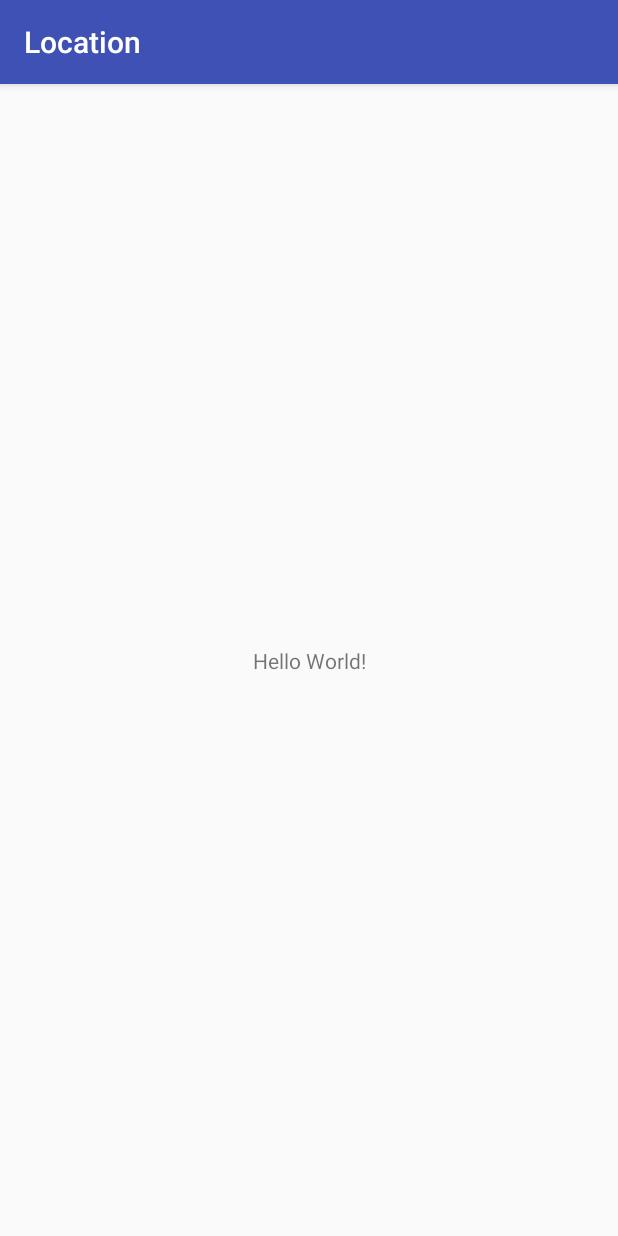
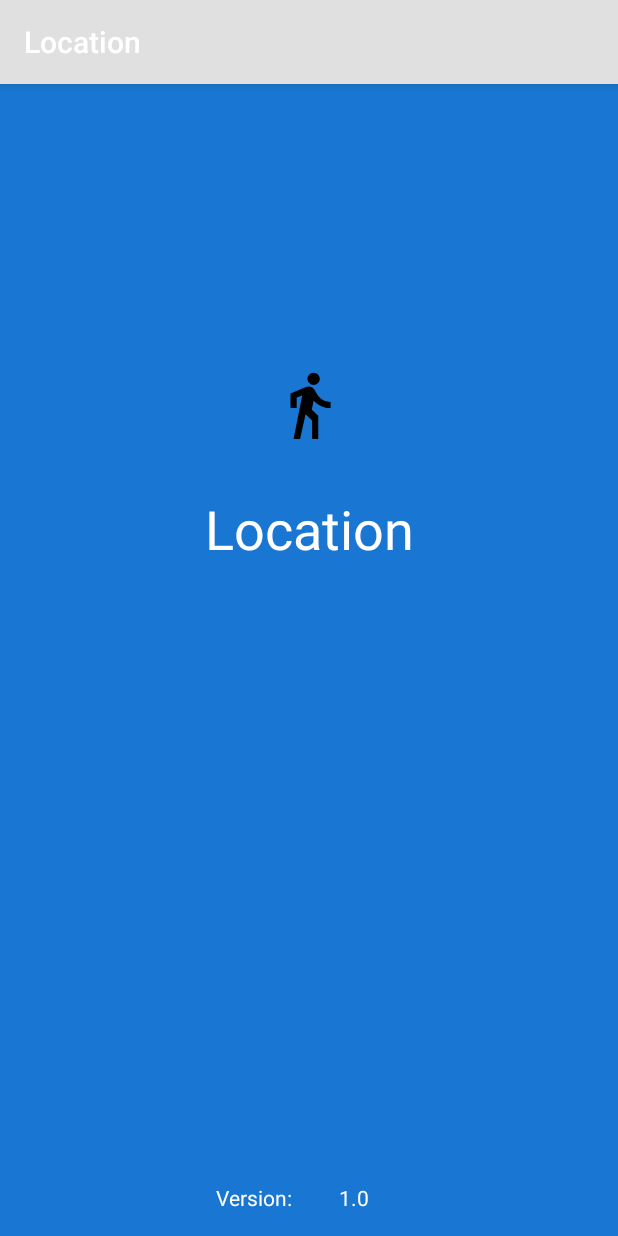
Before and after one commit to PabiMoloi/Location, an Android app: the screen it shows after launch (SplashScreenActivity), on a phone screen of 412 x 824 dp. Run offline under Robolectric (Android 15) with nearby library versions, the phone set to English and light mode, and no system bars.

Commit message:
Splash screen addition

```diff
--- a/app/build.gradle
+++ b/app/build.gradle
@@ -9,6 +9,7 @@ android {
         versionCode 1
         versionName "1.0"
         testInstrumentationRunner "android.support.test.runner.AndroidJUnitRunner"
+        vectorDrawables.useSupportLibrary = true
     }
     buildTypes {
         release {
@@ -25,4 +26,14 @@ dependencies {
     testImplementation 'junit:junit:4.12'
     androidTestImplementation 'com.android.support.test:runner:1.0.1'
     androidTestImplementation 'com.android.support.test.espresso:espresso-core:3.0.1'
+    implementation 'com.android.support:design:26.1.0'
+
+    // Room components
+    implementation "android.arch.persistence.room:runtime:$rootProject.roomVersion"
+    annotationProcessor "android.arch.persistence.room:compiler:$rootProject.roomVersion"
+    androidTestImplementation "android.arch.persistence.room:testing:$rootProject.roomVersion"
+
+// Lifecycle components
+    implementation "android.arch.lifecycle:extensions:$rootProject.archLifecycleVersion"
+    annotationProcessor "android.arch.lifecycle:compiler:$rootProject.archLifecycleVersion"
 }
--- a/app/src/main/java/com/example/pmoloi/location/SplashScreenActivity.java
+++ b/app/src/main/java/com/example/pmoloi/location/SplashScreenActivity.java
@@ -2,12 +2,17 @@ package com.example.pmoloi.location;
 
 import android.support.v7.app.AppCompatActivity;
 import android.os.Bundle;
+import android.widget.TextView;
 
 public class SplashScreenActivity extends AppCompatActivity {
+
+    private TextView appVersionCode;
 
     @Override
     protected void onCreate(Bundle savedInstanceState) {
         super.onCreate(savedInstanceState);
         setContentView(R.layout.activity_splash_screen);
+        appVersionCode = findViewById(R.id.textViewSplashScreenVersionCodeLabel);
+        appVersionCode.setText(BuildConfig.VERSION_NAME);
     }
 }
--- /dev/null
+++ b/app/src/main/java/com/example/pmoloi/location/model/LocationModel.java
@@ -0,0 +1,8 @@
+package com.example.pmoloi.location.model;
+
+/**
+ * Created by PMoloi on 2018/02/02.
+ */
+
+public class LocationModel {
+}
--- /dev/null
+++ b/app/src/main/res/drawable/ic_directions_walk_black_24dp.xml
@@ -0,0 +1,9 @@
+<vector xmlns:android="http://schemas.android.com/apk/res/android"
+        android:width="24dp"
+        android:height="24dp"
+        android:viewportWidth="24.0"
+        android:viewportHeight="24.0">
+    <path
+        android:fillColor="#FF000000"
+        android:pathData="M13.5,5.5c1.1,0 2,-0.9 2,-2s-0.9,-2 -2,-2 -2,0.9 -2,2 0.9,2 2,2zM9.8,8.9L7,23h2.1l1.8,-8 2.1,2v6h2v-7.5l-2.1,-2 0.6,-3C14.8,12 16.8,13 19,13v-2c-1.9,0 -3.5,-1 -4.3,-2.4l-1,-1.6c-0.4,-0.6 -1,-1 -1.7,-1 -0.3,0 -0.5,0.1 -0.8,0.1L6,8.3V13h2V9.6l1.8,-0.7"/>
+</vector>
--- a/app/src/main/res/layout/activity_splash_screen.xml
+++ b/app/src/main/res/layout/activity_splash_screen.xml
@@ -4,15 +4,60 @@
     xmlns:tools="http://schemas.android.com/tools"
     android:layout_width="match_parent"
     android:layout_height="match_parent"
+    android:background="@color/secondaryColor"
     tools:context="com.example.pmoloi.location.SplashScreenActivity">
 
     <TextView
+        android:id="@+id/textViewSplashScreenAppName"
         android:layout_width="wrap_content"
         android:layout_height="wrap_content"
-        android:text="Hello World!"
+        android:layout_marginEnd="8dp"
+        android:layout_marginStart="8dp"
+        android:layout_marginTop="32dp"
+        android:text="@string/app_name"
+        android:textColor="@color/primaryLightColor"
+        android:textSize="36sp"
+        app:layout_constraintEnd_toEndOf="parent"
+        app:layout_constraintHorizontal_bias="0.5"
+        app:layout_constraintStart_toStartOf="parent"
+        app:layout_constraintTop_toBottomOf="@+id/imageViewSplashScreenLogo" />
+
+    <ImageView
+        android:id="@+id/imageViewSplashScreenLogo"
+        android:layout_width="49dp"
+        android:layout_height="52dp"
+        android:layout_marginEnd="8dp"
+        android:layout_marginStart="8dp"
+        android:layout_marginTop="188dp"
+        app:layout_constraintEnd_toEndOf="parent"
+        app:layout_constraintHorizontal_bias="0.5"
+        app:layout_constraintStart_toStartOf="parent"
+        app:layout_constraintTop_toTopOf="parent"
+        app:srcCompat="@drawable/ic_directions_walk_black_24dp"
+        android:contentDescription="@string/splash_screen_logo_content_description"/>
+
+    <TextView
+        android:id="@+id/textViewSplashScreenVersionLabel"
+        android:layout_width="wrap_content"
+        android:layout_height="wrap_content"
+        android:layout_marginBottom="16dp"
+        android:layout_marginStart="144dp"
+        android:text="@string/version"
+        android:textColor="@color/primaryLightColor"
         app:layout_constraintBottom_toBottomOf="parent"
-        app:layout_constraintLeft_toLeftOf="parent"
-        app:layout_constraintRight_toRightOf="parent"
-        app:layout_constraintTop_toTopOf="parent" />
+        app:layout_constraintStart_toStartOf="parent" />
+
+    <TextView
+        android:id="@+id/textViewSplashScreenVersionCodeLabel"
+        android:layout_width="wrap_content"
+        android:layout_height="wrap_content"
+        android:layout_marginBottom="16dp"
+        android:layout_marginEnd="148dp"
+        android:layout_marginStart="8dp"
+        android:textColor="@color/primaryLightColor"
+        app:layout_constraintBottom_toBottomOf="parent"
+        app:layout_constraintEnd_toEndOf="parent"
+        app:layout_constraintHorizontal_bias="0.562"
+        app:layout_constraintStart_toEndOf="@+id/textViewSplashScreenVersionLabel" />
 
 </android.support.constraint.ConstraintLayout>
--- a/app/src/main/res/values/colors.xml
+++ b/app/src/main/res/values/colors.xml
@@ -1,6 +1,11 @@
 <?xml version="1.0" encoding="utf-8"?>
 <resources>
-    <color name="colorPrimary">#3F51B5</color>
-    <color name="colorPrimaryDark">#303F9F</color>
-    <color name="colorAccent">#FF4081</color>
+    <color name="primaryColor">#e0e0e0</color>
+    <color name="primaryLightColor">#ffffff</color>
+    <color name="primaryDarkColor">#aeaeae</color>
+    <color name="secondaryColor">#1976d2</color>
+    <color name="secondaryLightColor">#63a4ff</color>
+    <color name="secondaryDarkColor">#004ba0</color>
+    <color name="primaryTextColor">#000000</color>
+    <color name="secondaryTextColor">#fafafa</color>
 </resources>
--- a/app/src/main/res/values/strings.xml
+++ b/app/src/main/res/values/strings.xml
@@ -1,3 +1,5 @@
 <resources>
     <string name="app_name">Location</string>
+    <string name="version">Version:</string>
+    <string name="splash_screen_logo_content_description">Splash Screen Logo</string>
 </resources>
--- a/app/src/main/res/values/styles.xml
+++ b/app/src/main/res/values/styles.xml
@@ -3,9 +3,13 @@
     <!-- Base application theme. -->
     <style name="AppTheme" parent="Theme.AppCompat.Light.DarkActionBar">
         <!-- Customize your theme here. -->
-        <item name="colorPrimary">@color/colorPrimary</item>
-        <item name="colorPrimaryDark">@color/colorPrimaryDark</item>
-        <item name="colorAccent">@color/colorAccent</item>
+        <item name="colorPrimary">@color/primaryColor</item>
+        <item name="colorPrimaryDark">@color/primaryDarkColor</item>
+        <item name="colorAccent">@color/secondaryLightColor</item>
     </style>
-
+<style name="AppThemeNoActionBar" parent="Theme.AppCompat.Light.NoActionBar">
+    <item name="colorPrimary">@color/primaryColor</item>
+    <item name="colorPrimaryDark">@color/primaryDarkColor</item>
+    <item name="colorAccent">@color/secondaryLightColor</item>
+</style>
 </resources>
--- a/build.gradle
+++ b/build.gradle
@@ -20,6 +20,10 @@ allprojects {
         google()
         jcenter()
     }
+    ext {
+        roomVersion = '1.0.0'
+        archLifecycleVersion = '1.0.0'
+    }
 }
 
 task clean(type: Delete) {
```
